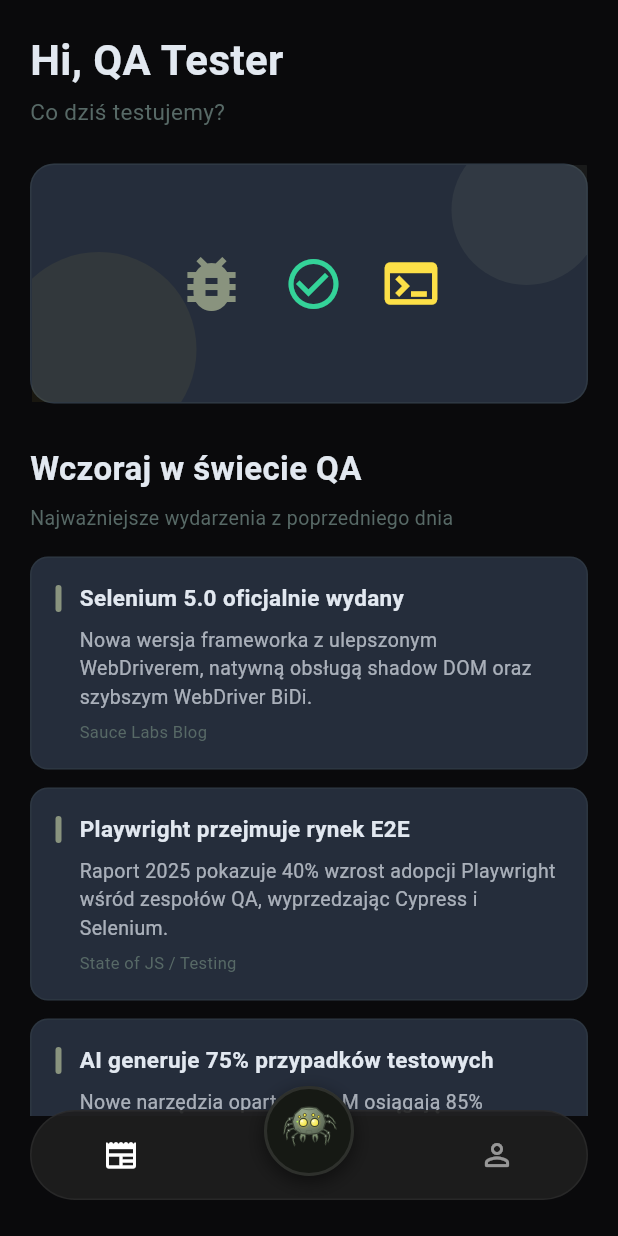
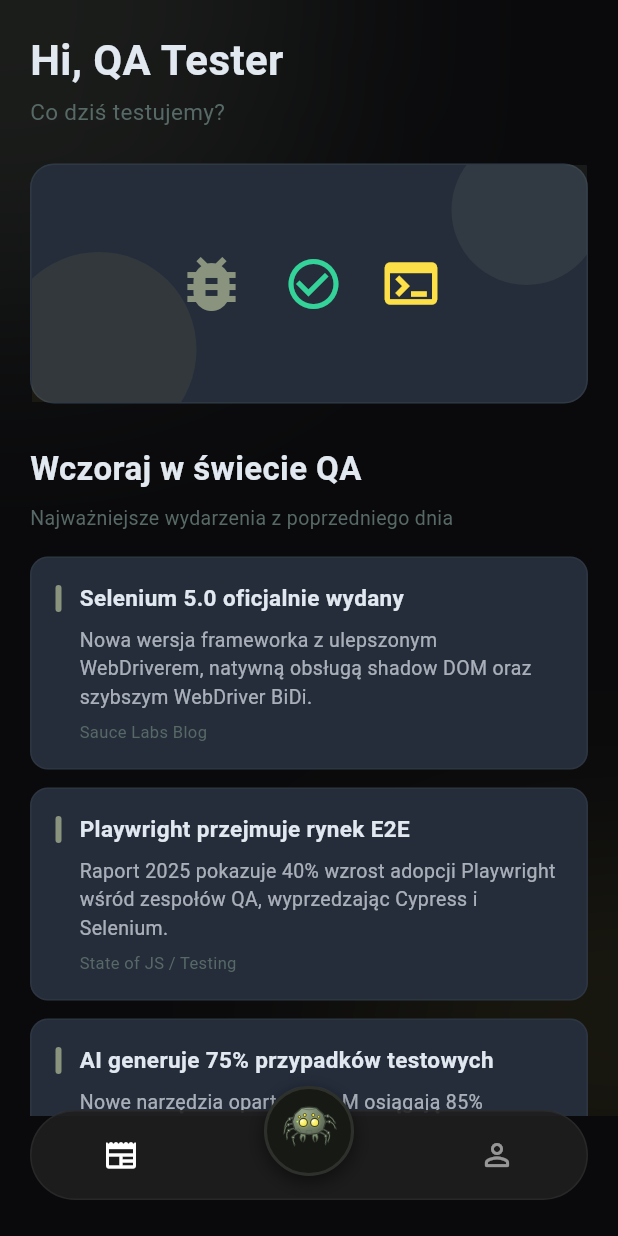
Before and after one commit to highimexy/fuzzi_mobile, a Flutter app: the screen it shows once a user with an empty profile is signed in, on a phone screen of 412 x 824 dp. Run offline on Flutter 3.47's test engine with Material 3 defaults, Android fonts, the phone set to English and light mode, and no system bars; our stand-ins replace firebase_auth, firebase_core, google_fonts; accounts and stored records are empty; generated files the repository leaves out were written again; Roboto replaces fonts that are missing (Young Serif).

Commit message:
feat: add animated background glow to HomeScreen

```diff
--- a/lib/screens/home_screen.dart
+++ b/lib/screens/home_screen.dart
@@ -1,3 +1,4 @@
+import 'dart:ui';
 import 'package:flutter/material.dart';
 import 'package:google_fonts/google_fonts.dart';
 import '../theme/app_theme.dart';
@@ -40,7 +41,40 @@
 
   @override
   Widget build(BuildContext context) {
-    return SingleChildScrollView(
+    return Stack(
+      children: [
+        Positioned(
+          top: -100,
+          left: -100,
+          child: Container(
+            width: 300,
+            height: 300,
+            decoration: BoxDecoration(
+              shape: BoxShape.circle,
+              color: const Color(0xFF7a8a6e).withValues(alpha: 0.15),
+            ),
+          ),
+        ),
+        Positioned(
+          bottom: -120,
+          right: -80,
+          child: Container(
+            width: 260,
+            height: 260,
+            decoration: BoxDecoration(
+              shape: BoxShape.circle,
+              color: const Color(0xFFf5e642).withValues(alpha: 0.1),
+            ),
+          ),
+        ),
+        Positioned.fill(
+          child: BackdropFilter(
+            filter: ImageFilter.blur(sigmaX: 80, sigmaY: 80),
+            child: const SizedBox(),
+          ),
+        ),
+        SafeArea(
+          child: SingleChildScrollView(
           padding: const EdgeInsets.all(20),
           child: Column(
             crossAxisAlignment: CrossAxisAlignment.start,
@@ -64,6 +98,9 @@
               ..._newsItems.map((news) => _NewsCard(news: news)),
             ],
           ),
+          ),
+        ),
+      ],
     );
   }
 }
```
Lines whose indentation alone changed are shown as unchanged.
